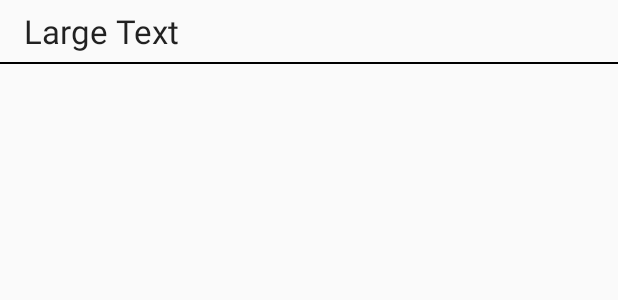
After one commit to min90/AwesomeRaffleGame, an Android app: the layout row_results.xml on its own in the app's theme, with its tools: preview values and no code run, on a phone screen of 412 x 824 dp. The commit adds this screen. Shown: the top 300 px of the screen. Run offline under Robolectric (Android 15) with nearby library versions, the phone set to English and light mode, and no system bars.

Commit message:
UI results

```diff
--- a/app/src/main/java/androidcourse/awesomerafflegame/Fragments/AboutFragment.java
+++ b/app/src/main/java/androidcourse/awesomerafflegame/Fragments/AboutFragment.java
@@ -1,4 +1,4 @@
-package androidcourse.awesomerafflegame.Fragments;
+package androidcourse.awesomerafflegame.fragments;
 
 import android.os.Bundle;
 import android.support.annotation.Nullable;
--- a/app/src/main/java/androidcourse/awesomerafflegame/Fragments/StartFragment.java
+++ b/app/src/main/java/androidcourse/awesomerafflegame/Fragments/StartFragment.java
@@ -1,4 +1,4 @@
-package androidcourse.awesomerafflegame.Fragments;
+package androidcourse.awesomerafflegame.fragments;
 
 import android.os.Bundle;
 import android.support.annotation.Nullable;
--- /dev/null
+++ b/app/src/main/res/layout/row_results.xml
@@ -0,0 +1,28 @@
+<?xml version="1.0" encoding="utf-8"?>
+<LinearLayout xmlns:android="http://schemas.android.com/apk/res/android"
+    android:orientation="vertical" android:layout_width="match_parent"
+    android:layout_height="match_parent">
+
+    <LinearLayout
+        android:orientation="horizontal"
+        android:layout_width="match_parent"
+        android:layout_height="wrap_content">
+
+        <TextView
+            android:layout_width="wrap_content"
+            android:layout_height="wrap_content"
+            android:textAppearance="?android:attr/textAppearanceLarge"
+            android:text="Large Text"
+            android:id="@+id/txtViewResults"
+            android:layout_marginLeft="16dp"
+            android:layout_marginBottom="6dp"
+            android:layout_marginTop="6dp" />
+
+    </LinearLayout>
+
+    <LinearLayout
+        android:orientation="vertical"
+        android:layout_width="match_parent"
+        android:layout_height="1dp"
+        android:background="#000000"></LinearLayout>
+</LinearLayout>
```
Also changed, not shown: app/src/main/java/androidcourse/awesomerafflegame/MainActivity.java (+1 -6 lines), app/src/main/java/androidcourse/awesomerafflegame/adapters/ResultAdapter.java (added, +54 -0 lines), app/src/main/java/androidcourse/awesomerafflegame/models/Results.java (added, +34 -0 lines), app/src/main/java/androidcourse/awesomerafflegame/models/Users.java (added, +35 -0 lines), app/src/main/java/androidcourse/awesomerafflegame/persistents/DatabaseHandler.java (added, +7 -0 lines), app/src/main/res/layout/fragment_results.xml (added, +11 -0 lines).
